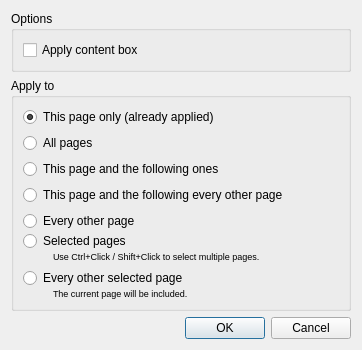
ImageProcessing-ElectronicPublications/scantailor-deviant, file filters/select_content/ui/SelectContentApplyDialog.ui: the form before one commit.
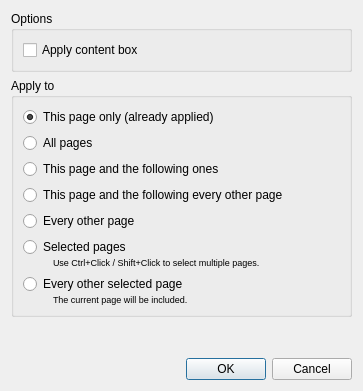
The form after the commit.

Commit message:
Apply to every other selected page for multiple ranges selection
Old approach was to halt application if there are more than one range of selected pages in thumbnails list
(range contains consecutive pages). Current approach searches "other" pages among all pages and them
 filter out non-selected ones. Old behaviour kept for case selection range count is 1 to mitigate
performance decrease.

```diff
--- a/filters/select_content/ui/SelectContentApplyDialog.ui
+++ b/filters/select_content/ui/SelectContentApplyDialog.ui
@@ -9,8 +9,8 @@
    <rect>
     <x>0</x>
     <y>0</y>
-    <width>362</width>
-    <height>345</height>
+    <width>363</width>
+    <height>391</height>
    </rect>
   </property>
   <property name="windowTitle">
@@ -94,6 +94,13 @@
         </layout>
        </widget>
       </item>
+      <item>
+       <widget class="QRadioButton" name="everyOtherRB">
+        <property name="text">
+         <string extracomment="All odd or even pages, depending on the current page being odd or even.">Every other page</string>
+        </property>
+       </widget>
+      </item>
       <item>
        <widget class="QWidget" name="selectedPagesWidget" native="true">
         <layout class="QVBoxLayout" name="verticalLayout_4">
@@ -103,13 +110,15 @@
          <property name="margin">
           <number>0</number>
          </property>
-         <item>
-          <widget class="QRadioButton" name="everyOtherRB">
-           <property name="text">
-            <string extracomment="All odd or even pages, depending on the current page being odd or even.">Every other page</string>
-           </property>
-          </widget>
-         </item>
+         <property name="topMargin">
+          <number>0</number>
+         </property>
+         <property name="rightMargin">
+          <number>0</number>
+         </property>
+         <property name="bottomMargin">
+          <number>0</number>
+         </property>
          <item>
           <widget class="QRadioButton" name="selectedPagesRB">
            <property name="text">
```
Left out of the diff: 35 changed lines with no effect on the pictures. The commit also changes 9 other files.
